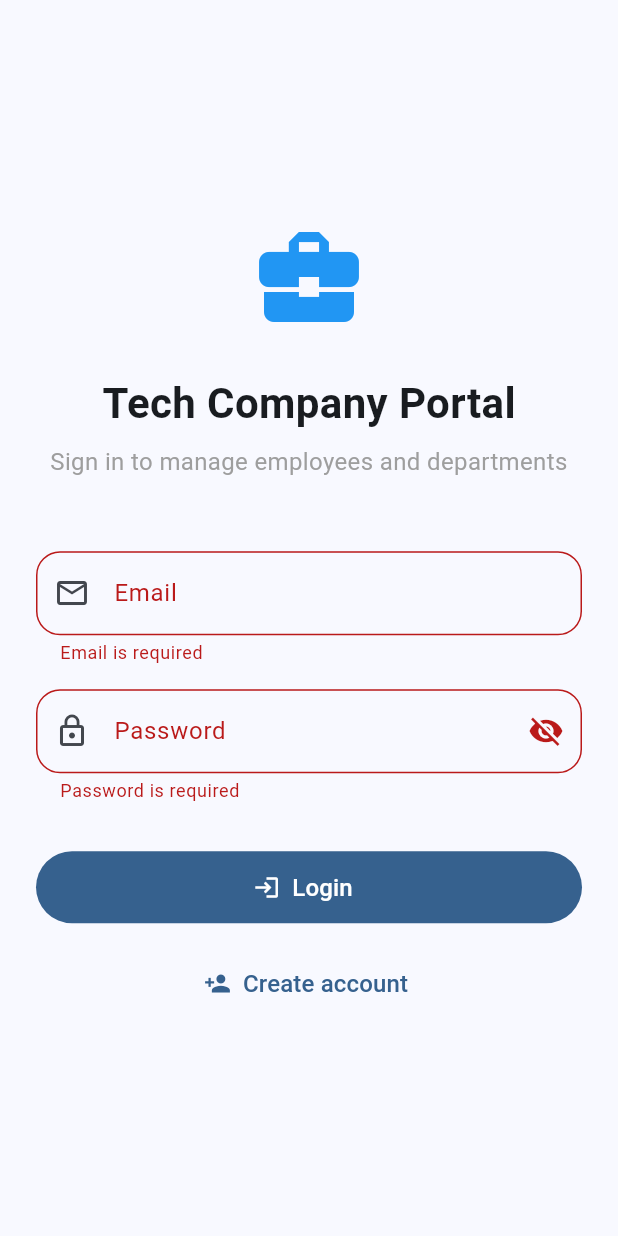
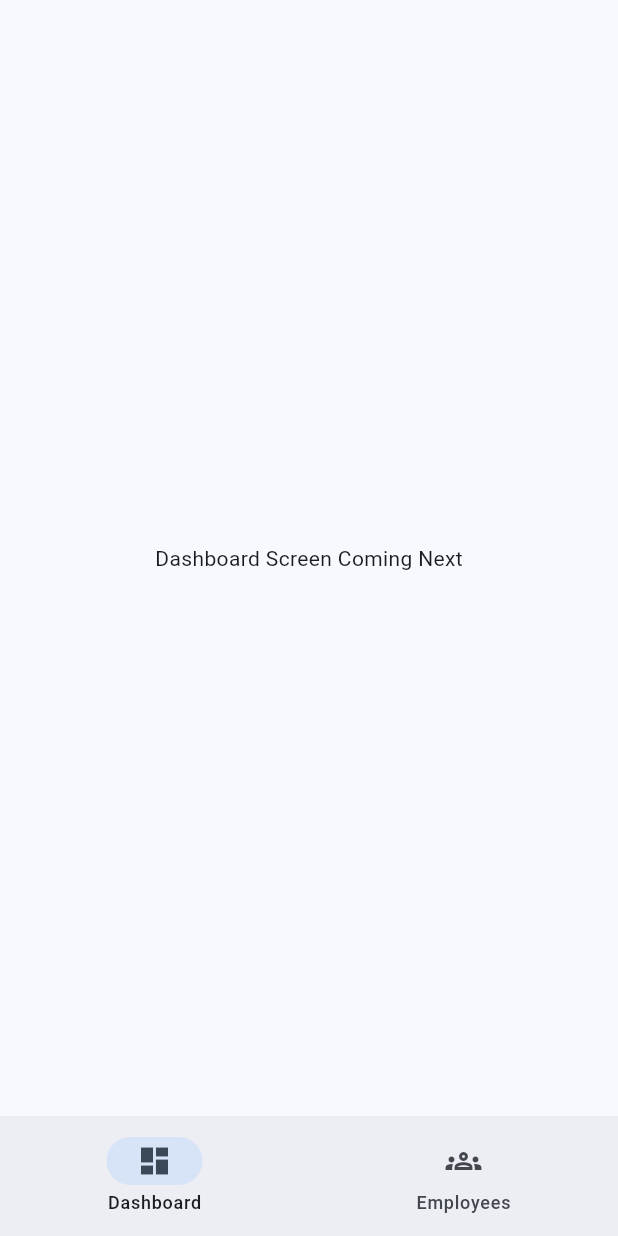
Before and after one commit to YoussefHanna64-bit/Tech-Company-Staff-Manager, a Flutter app: the screen it shows after launch, after a tap on "Login", on a phone screen of 412 x 824 dp. Run offline on Flutter 3.47's test engine with Material 3 defaults, Android fonts, the phone set to English and light mode, and no system bars; our stand-ins replace dio, flutter_bloc, sqflite; accounts and stored records are empty.

Commit message:
Feat: add app shell for navigation

```diff
--- a/lib/features/employee/auth/presentation/pages/login_page.dart
+++ b/lib/features/auth/presentation/pages/login_page.dart
@@ -4,6 +4,7 @@ import 'package:staff_manager/core/theme/app_text_styles.dart';
 import 'package:staff_manager/core/utils/validators.dart';
 import 'package:staff_manager/core/widgets/custom_button.dart';
 import 'package:staff_manager/core/widgets/custom_text_form_field.dart';
+import 'package:staff_manager/features/main_layout/presentation/app_shell.dart';
 
 class LoginPage extends StatefulWidget {
   final bool isDark;
@@ -31,6 +32,15 @@ class _LoginPageState extends State<LoginPage> {
         const SnackBar(content: Text("Welcome back")),
       );
     }
+
+    Navigator.of(context).pushReplacement(
+      MaterialPageRoute(
+        builder: (context) => AppShell(
+          isDark: widget.isDark,
+          onThemeChanged: widget.onThemeChanged,
+        ),
+      ),
+    );
   }
 
   @override
--- /dev/null
+++ b/lib/features/main_layout/presentation/app_shell.dart
@@ -0,0 +1,48 @@
+import 'package:flutter/material.dart';
+
+class AppShell extends StatefulWidget {
+  final bool isDark;
+  final ValueChanged<bool> onThemeChanged;
+
+  const AppShell(
+      {super.key, required this.isDark, required this.onThemeChanged});
+
+  @override
+  State<AppShell> createState() => _AppShellState();
+}
+
+class _AppShellState extends State<AppShell> {
+  int _selectedIndex = 0;
+
+  @override
+  Widget build(BuildContext context) {
+    final List<Widget> screens = [
+      const Center(child: Text("Dashboard Screen Coming Next")),
+      const Center(child: Text("Employees Screen Coming Next")),
+    ];
+
+    return Scaffold(
+      body: screens[_selectedIndex],
+      bottomNavigationBar: NavigationBar(
+        selectedIndex: _selectedIndex,
+        onDestinationSelected: (index) {
+          setState(() {
+            _selectedIndex = index;
+          });
+        },
+        destinations: const [
+          NavigationDestination(
+            icon: Icon(Icons.dashboard_outlined),
+            selectedIcon: Icon(Icons.dashboard),
+            label: 'Dashboard',
+          ),
+          NavigationDestination(
+            icon: Icon(Icons.groups_outlined),
+            selectedIcon: Icon(Icons.groups),
+            label: 'Employees',
+          ),
+        ],
+      ),
+    );
+  }
+}
--- a/lib/main.dart
+++ b/lib/main.dart
@@ -1,7 +1,7 @@
 import 'package:flutter/material.dart';
 import 'package:flutter_bloc/flutter_bloc.dart';
 import 'package:staff_manager/core/network/dio_client.dart';
-import 'package:staff_manager/features/employee/auth/presentation/pages/login_page.dart';
+import 'package:staff_manager/features/auth/presentation/pages/login_page.dart';
 import 'package:staff_manager/features/employee/data/datasources/employee_local_data_source.dart';
 import 'package:staff_manager/features/employee/data/datasources/employee_remote_data_source.dart';
 import 'package:staff_manager/features/employee/data/repositories/employee_repository_impl.dart';
```
